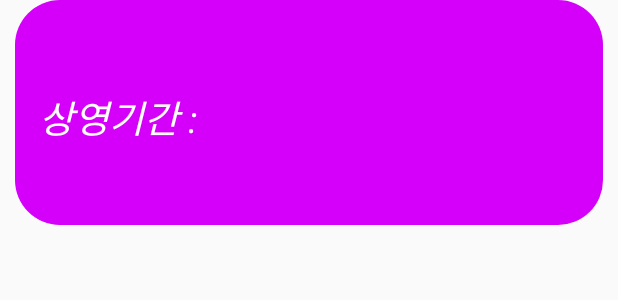
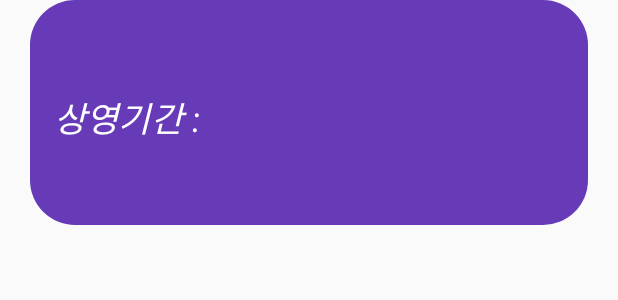
Before and after one commit to sorikirisulong/WeeklyBox, an Android app: the layout item_weekly_movie_list_header.xml on its own in the app's theme, with its tools: preview values and no code run, on a phone screen of 412 x 824 dp. Shown: the top 300 px of the screen. Run offline under Robolectric (Android 15) with nearby library versions, the phone set to English and light mode, and no system bars.

Commit message:
화면회전관련 옵션추가 및 일부 디자인 수정

```diff
--- a/app/src/main/AndroidManifest.xml
+++ b/app/src/main/AndroidManifest.xml
@@ -15,7 +15,8 @@
         tools:targetApi="31">
         <activity
             android:name=".ui.MainActivity"
-            android:exported="true">
+            android:exported="true"
+            android:configChanges="orientation|screenSize">
             <intent-filter>
                 <action android:name="android.intent.action.MAIN" />
 
--- a/app/src/main/java/com/hsh/weeklybox/ui/movielist/WeeklyMovieListAdapter.kt
+++ b/app/src/main/java/com/hsh/weeklybox/ui/movielist/WeeklyMovieListAdapter.kt
@@ -1,12 +1,11 @@
 package com.hsh.weeklybox.ui.movielist
 
 import android.annotation.SuppressLint
-import android.util.Log
 import android.view.ViewGroup
 import androidx.databinding.ViewDataBinding
 import androidx.recyclerview.widget.RecyclerView
 import com.hsh.weeklybox.framework.extension.orZero
-import com.hsh.weeklybox.ui.movielist.item.MovieListItemType
+import com.hsh.weeklybox.ui.movielist.item.WeeklyMovieListItemViewType
 import com.hsh.weeklybox.ui.movielist.item.WeeklyMovieListItemViewHolder
 import com.hsh.weeklybox.ui.movielist.item.WeeklyMovieListViewHolderProvider
 
@@ -20,7 +19,7 @@ class WeeklyMovieListAdapter :
         parent: ViewGroup,
         viewType: Int
     ): WeeklyMovieListItemViewHolder<WeeklyMovieListModel, ViewDataBinding> {
-        return holderProvider.getViewHolder(parent, MovieListItemType.values()[viewType])
+        return holderProvider.getViewHolder(parent, WeeklyMovieListItemViewType.values()[viewType])
     }
 
     override fun onBindViewHolder(
--- a/app/src/main/java/com/hsh/weeklybox/ui/movielist/WeeklyMovieListViewModel.kt
+++ b/app/src/main/java/com/hsh/weeklybox/ui/movielist/WeeklyMovieListViewModel.kt
@@ -1,6 +1,5 @@
 package com.hsh.weeklybox.ui.movielist
 
-import android.util.Log
 import androidx.lifecycle.LiveData
 import androidx.lifecycle.ViewModel
 import androidx.lifecycle.viewModelScope
@@ -10,7 +9,7 @@ import com.hsh.weeklybox.framework.event.SingleLiveEvent
 import com.hsh.weeklybox.ui.common.handler.ActionEvent
 import com.hsh.weeklybox.ui.common.handler.ActionHandle
 import com.hsh.weeklybox.ui.movielist.event.WeeklyMovieListClickEvent
-import com.hsh.weeklybox.ui.movielist.item.MovieListItemType
+import com.hsh.weeklybox.ui.movielist.item.WeeklyMovieListItemViewType
 import com.hsh.weeklybox.ui.movielist.mapper.WeeklyBoxOfficeListUIModelMapper
 import com.hsh.weeklybox.ui.movielist.model.WeeklyMovieListEvent
 import com.hsh.weeklybox.ui.movielist.model.WeeklyMovieListViewState
@@ -105,7 +104,7 @@ class WeeklyMovieListViewModel @Inject constructor(
         weeklyBoxOfficeList: WeeklyBoxOfficeList?
     ) {
         items.clear()
-        MovieListItemType.values().forEach { viewType ->
+        WeeklyMovieListItemViewType.values().forEach { viewType ->
             (viewType.mapper?.getConstructor()?.newInstance())?.mapToItemModel(
                 boxofficeType = boxofficeType,
                 showRange = showRange,
--- a/app/src/main/java/com/hsh/weeklybox/ui/movielist/item/MovieListItemType.kt
+++ b/app/src/main/java/com/hsh/weeklybox/ui/movielist/item/WeeklyMovieListItemViewType.kt
@@ -5,7 +5,7 @@ import com.hsh.weeklybox.ui.movielist.item.contents.WeeklyMovieListContentsMappe
 import com.hsh.weeklybox.ui.movielist.item.footer.WeeklyMovieListFooterMapper
 import com.hsh.weeklybox.ui.movielist.item.header.WeeklyMovieListHeaderMapper
 
-enum class MovieListItemType(val mapper: Class<out WeeklyMovieListItemMapper<WeeklyMovieListModel>>?) {
+enum class WeeklyMovieListItemViewType(val mapper: Class<out WeeklyMovieListItemMapper<WeeklyMovieListModel>>?) {
     HEADER(WeeklyMovieListHeaderMapper::class.java),
     CONTENTS(WeeklyMovieListContentsMapper::class.java),
     FOOTER(WeeklyMovieListFooterMapper::class.java)
--- a/app/src/main/res/drawable/rounded_pink_button.xml
+++ b/app/src/main/res/drawable/rounded_pink_button.xml
@@ -1,5 +1,5 @@
 <?xml version="1.0" encoding="utf-8"?>
 <shape xmlns:android="http://schemas.android.com/apk/res/android">
-    <solid android:color="#FF1493"/>
+    <solid android:color="#696969"/>
     <corners android:radius="10dp"/>
 </shape>
--- a/app/src/main/res/layout/item_weekly_movie_list_header.xml
+++ b/app/src/main/res/layout/item_weekly_movie_list_header.xml
@@ -13,9 +13,9 @@
         android:id="@+id/layout_content"
         android:layout_width="match_parent"
         android:layout_height="150dp"
-        app:rc_fill_color="@color/purple"
+        app:rc_fill_color="@color/deep_teal"
         app:rc_radius="30dp"
-        android:layout_marginHorizontal="10dp"
+        android:layout_marginHorizontal="20dp"
         android:paddingTop="22dp"
         android:paddingBottom="16dp">
 
@@ -25,7 +25,7 @@
             android:layout_height="wrap_content"
             android:layout_marginStart="16dp"
             android:layout_marginEnd="14dp"
-            android:textSize="25sp"
+            android:textSize="23sp"
             android:textStyle="italic"
             android:textColor="@color/white"
             android:text="@string/txt_title_range"
@@ -39,7 +39,7 @@
             android:layout_height="wrap_content"
             android:layout_marginStart="20dp"
             android:layout_marginEnd="14dp"
-            android:textSize="25sp"
+            android:textSize="23sp"
             android:textStyle="italic"
             android:textColor="@color/white"
             android:text = "@{model.showRange}"
--- a/app/src/main/res/layout/simple_item_weekly_move_list_contents.xml
+++ b/app/src/main/res/layout/simple_item_weekly_move_list_contents.xml
@@ -20,7 +20,7 @@
             android:id="@+id/layout_content"
             android:layout_width="match_parent"
             android:layout_height="250dp"
-            android:background="#FF1493"
+            android:background="#455A64"
             android:paddingTop="22dp"
             android:paddingHorizontal="10dp"
             android:paddingBottom="16dp">
--- a/app/src/main/res/values/colors.xml
+++ b/app/src/main/res/values/colors.xml
@@ -6,4 +6,6 @@
     <color name="purple">#d500f9</color>
     <color name="yellow">#FDE293</color>
     <color name="deep_blue">#000033</color>
+    <color name="deep_gray">#37474F</color>
+    <color name="deep_teal">#673AB7</color>
 </resources>
```
Also changed, not shown: app/src/main/java/com/hsh/weeklybox/ui/movielist/WeeklyMovieListModel.kt (+6 -6 lines), app/src/main/java/com/hsh/weeklybox/ui/movielist/item/WeeklyMovieListViewHolderProvider.kt (+4 -4 lines).
